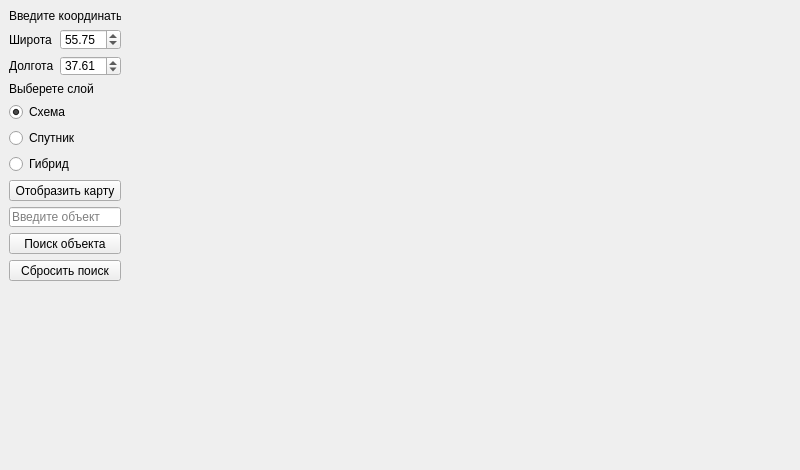
First picture: the form in Design/first_task_design.ui, repository andrey-blight/map_api, before the edit.
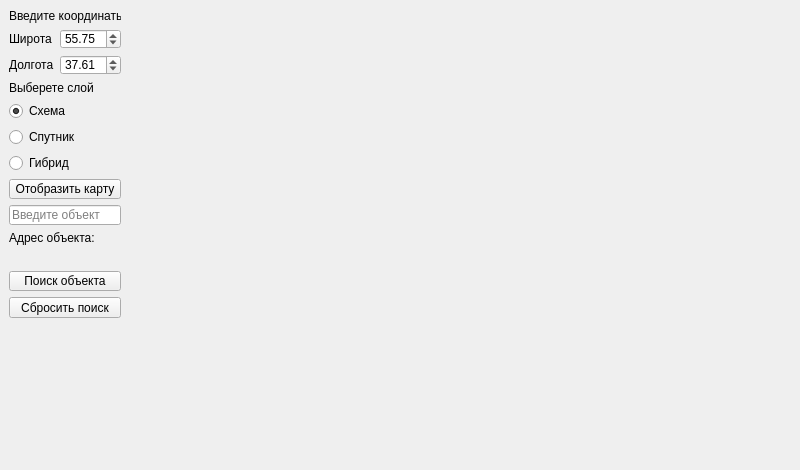
Second picture: the form after the edit.

```diff
--- a/Design/first_task_design.ui
+++ b/Design/first_task_design.ui
@@ -57,7 +57,7 @@
       <x>9</x>
       <y>9</y>
       <width>112</width>
-      <height>272</height>
+      <height>310</height>
      </rect>
     </property>
     <layout class="QVBoxLayout" name="verticalLayout">
@@ -196,6 +196,20 @@
        </property>
       </widget>
      </item>
+     <item>
+      <widget class="QLabel" name="lbl_5">
+       <property name="text">
+        <string>Адрес объекта:</string>
+       </property>
+      </widget>
+     </item>
+     <item>
+      <widget class="QLabel" name="obj_address">
+       <property name="text">
+        <string/>
+       </property>
+      </widget>
+     </item>
      <item>
       <widget class="QPushButton" name="btn_find_obj">
        <property name="focusPolicy">
```
Left out of the diff: 2 changed lines with no effect on the pictures.
